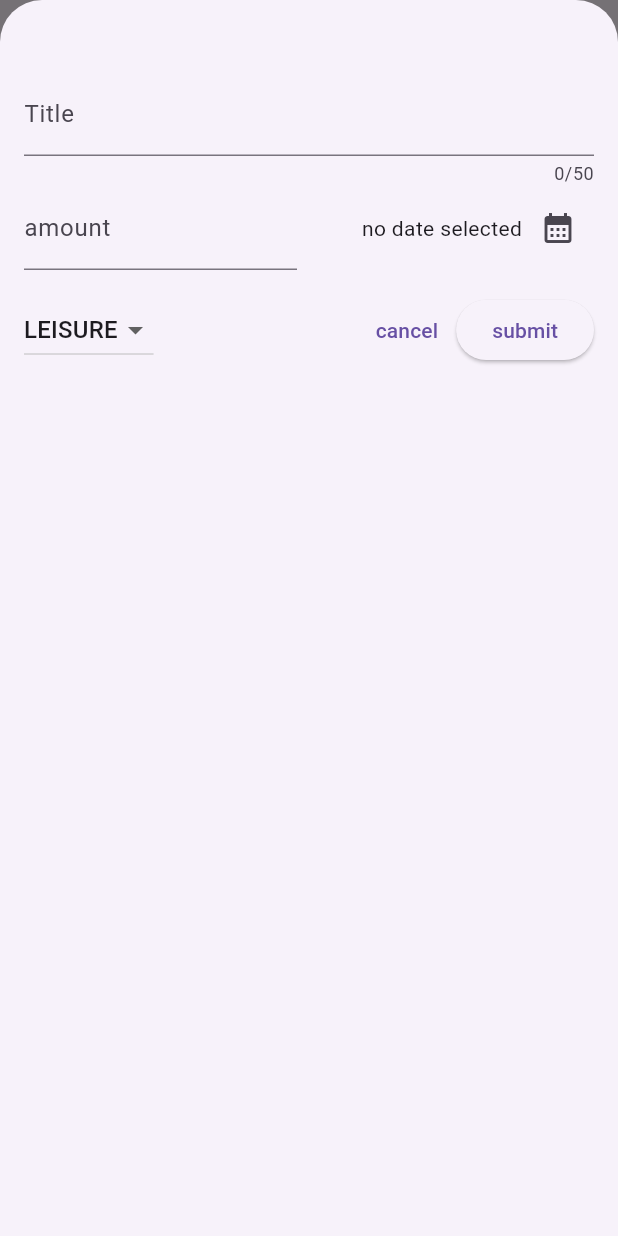
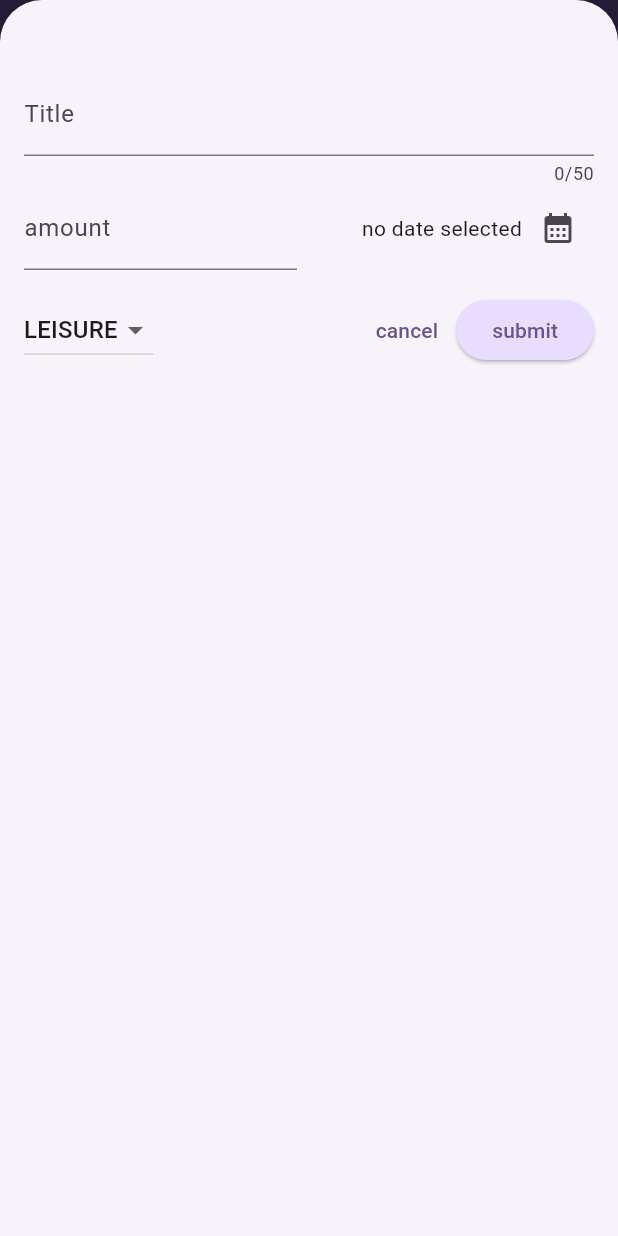
Before and after one commit to JagdishSingh01/new_expense_tracker, a Flutter app: the screen it shows after launch, after a tap on the "add" icon, on a phone screen of 412 x 824 dp. Run offline on Flutter 3.47's test engine with Material 3 defaults, Android fonts, the phone set to English and light mode, and no system bars.

Commit message:
added the chart folder

```diff
--- a/lib/main.dart
+++ b/lib/main.dart
@@ -1,11 +1,65 @@
 import 'package:flutter/material.dart';
+// import 'package:flutter/cupertino.dart';
 import 'package:new_expense_tracker/widget/expenses.dart';
+
+var kColorScheme = ColorScheme.fromSeed(
+  seedColor: Color.fromARGB(255, 96, 59, 181),
+);
+
+var kDarkColorScheme = ColorScheme.fromSeed(
+  brightness: Brightness.dark,
+  seedColor: Color.fromARGB(255, 5, 99, 125),
+);
+
 
 void main() {
   runApp(
-    const MaterialApp(
+    MaterialApp(
+      darkTheme: ThemeData.dark().copyWith(
+        colorScheme: kDarkColorScheme,
+
+        cardTheme: CardTheme().copyWith(
+          color: kDarkColorScheme.secondaryContainer,
+          margin: const EdgeInsets.symmetric(horizontal: 16, vertical: 8),
+        ),
+        elevatedButtonTheme: ElevatedButtonThemeData(
+          style: ElevatedButton.styleFrom(
+            backgroundColor: kDarkColorScheme.primaryContainer,
+            foregroundColor: kDarkColorScheme.onPrimaryContainer,
+          ),
+        ),
+
+      ),
+      theme: ThemeData().copyWith(
+        colorScheme: kColorScheme,
+
+        appBarTheme:const AppBarTheme().copyWith(
+          backgroundColor: kColorScheme.onPrimaryContainer,
+          foregroundColor: kColorScheme.primaryContainer,
+        ),
+
+        cardTheme: CardTheme().copyWith(
+          color: kColorScheme.secondaryContainer,
+          margin: const EdgeInsets.symmetric(horizontal: 16, vertical: 8),
+        ),
+
+        elevatedButtonTheme: ElevatedButtonThemeData(
+          style: ElevatedButton.styleFrom(
+            backgroundColor: kColorScheme.primaryContainer,
+          ),
+        ),
+
+        textTheme: ThemeData().textTheme.copyWith(
+          titleLarge: TextStyle(
+            fontWeight: FontWeight.bold,
+            color: kColorScheme.onSecondaryContainer,
+            fontSize: 16
+          ),
+        ),
+      ),
+      // themeMode: ThemeMode.system ,  // this is default
+      home:Expenses(),
       debugShowCheckedModeBanner: false,
-      home:Expenses(),
     ),
   );
 }
--- a/lib/models/expense.dart
+++ b/lib/models/expense.dart
@@ -33,3 +33,23 @@
     return formatter.format(date);
   }
 }
+
+class ExpenseBucket {
+  const ExpenseBucket({required this.category, required this.expenses});
+
+  ExpenseBucket.forCategory(List<Expense> allExpenses, this.category)
+    : expenses = allExpenses
+      .where((expense) => expense.category == category).toList();
+
+  final Category category;
+  final List<Expense> expenses;
+
+  double get totalExpenses {
+    double sum = 0;
+    for (final expense in expenses) {
+      sum += expense.amount;
+    }
+
+    return sum;
+  }
+}
--- /dev/null
+++ b/lib/widget/chart/chart.dart
@@ -0,0 +1,95 @@
+import 'package:flutter/material.dart';
+
+import 'package:new_expense_tracker/widget/chart/chart_bar.dart';
+import 'package:new_expense_tracker/models/expense.dart';
+
+class Chart extends StatelessWidget {
+  const Chart({super.key, required this.expenses});
+
+  final List<Expense> expenses;
+
+  List<ExpenseBucket> get buckets {
+    return [
+      ExpenseBucket.forCategory(expenses, Category.food),
+      ExpenseBucket.forCategory(expenses, Category.leisure),
+      ExpenseBucket.forCategory(expenses, Category.travel),
+      ExpenseBucket.forCategory(expenses, Category.work),
+    ];
+  }
+
+  double get maxTotalExpense {
+    double maxTotalExpense = 0;
+
+    for (final bucket in buckets) {
+      if (bucket.totalExpenses > maxTotalExpense) {
+        maxTotalExpense = bucket.totalExpenses;
+      }
+    }
+
+    return maxTotalExpense;
+  }
+
+  @override
+  Widget build(BuildContext context) {
+    final isDarkMode =
+        MediaQuery.of(context).platformBrightness == Brightness.dark;
+    return Container(
+      margin: const EdgeInsets.all(16),
+      padding: const EdgeInsets.symmetric(
+        vertical: 16,
+        horizontal: 8,
+      ),
+      width: double.infinity,
+      height: 180,
+      decoration: BoxDecoration(
+        borderRadius: BorderRadius.circular(8),
+        gradient: LinearGradient(
+          colors: [
+            Theme.of(context).colorScheme.primary.withOpacity(0.3),
+            Theme.of(context).colorScheme.primary.withOpacity(0.0)
+          ],
+          begin: Alignment.bottomCenter,
+          end: Alignment.topCenter,
+        ),
+      ),
+      child: Column(
+        children: [
+          Expanded(
+            child: Row(
+              crossAxisAlignment: CrossAxisAlignment.end,
+              children: [
+                for (final bucket in buckets) // alternative to map()
+                  ChartBar(
+                    fill: bucket.totalExpenses == 0
+                        ? 0
+                        : bucket.totalExpenses / maxTotalExpense,
+                  )
+              ],
+            ),
+          ),
+          const SizedBox(height: 12),
+          Row(
+            children: buckets
+                .map(
+                  (bucket) => Expanded(
+                    child: Padding(
+                      padding: const EdgeInsets.symmetric(horizontal: 4),
+                      child: Icon(
+                        categoryIcons[bucket.category],
+                        color: isDarkMode
+                            ? Theme.of(context).colorScheme.secondary
+                            : Theme.of(context)
+                                .colorScheme
+                                .primary
+                                .withOpacity(0.7),
+                      ),
+                    ),
+                  ),
+                )
+                .toList(),
+          )
+        ],
+      ),
+    );
+  }
+}
--- /dev/null
+++ b/lib/widget/chart/chart_bar.dart
@@ -0,0 +1,34 @@
+import 'package:flutter/material.dart';
+
+class ChartBar extends StatelessWidget {
+  const ChartBar({
+    super.key,
+    required this.fill,
+  });
+
+  final double fill;
+
+  @override
+  Widget build(BuildContext context) {
+    final isDarkMode =
+        MediaQuery.of(context).platformBrightness == Brightness.dark;
+    return Expanded(
+      child: Padding(
+        padding: const EdgeInsets.symmetric(horizontal: 4),
+        child: FractionallySizedBox(
+          heightFactor: fill,
+          child: DecoratedBox(
+            decoration: BoxDecoration(
+              shape: BoxShape.rectangle,
+              borderRadius:
+                  const BorderRadius.vertical(top: Radius.circular(8)),
+              color: isDarkMode
+                  ? Theme.of(context).colorScheme.secondary
+                  : Theme.of(context).colorScheme.primary.withOpacity(0.65),
+            ),
+          ),
+        ),
+      ),
+    );
+  }
+}
--- a/lib/widget/expense_list/expense_item.dart
+++ b/lib/widget/expense_list/expense_item.dart
@@ -15,8 +15,12 @@
           vertical: 16,
         ),
         child: Column(
+          crossAxisAlignment: CrossAxisAlignment.start,
           children: [
-            Text(expense.title),
+            Text(
+              expense.title ,
+              style: Theme.of(context).textTheme.titleLarge,
+            ),
             const SizedBox(height: 4),
             Row(
               children: [
--- a/lib/widget/expense_list/expenses_list.dart
+++ b/lib/widget/expense_list/expenses_list.dart
@@ -6,15 +6,29 @@
   const ExpensesList({
     super.key,
     required this.expenses,
+    required this.onRemoveExpense,
   });
 
   final List<Expense> expenses;
+  final void Function(Expense expense) onRemoveExpense;
 
   @override
   Widget build(BuildContext context) {
     return ListView.builder(
-      itemCount: expenses.length ,
-      itemBuilder: (ctx, index)=> ExpenseItem(expenses[index]),
+      itemCount: expenses.length,
+      itemBuilder: (ctx, index) => Dismissible(//for  swiping effect
+        key: ValueKey(expenses[index]),
+        background: Container(
+          color: Theme.of(context).colorScheme.error.withOpacity(0.75),
+          margin: EdgeInsets.symmetric(
+            horizontal: Theme.of(context).cardTheme.margin!.horizontal,
+          ),
+        ),
+        onDismissed: (direction) {
+          onRemoveExpense(expenses[index]);
+        },
+        child: ExpenseItem(expenses[index]),
+      ),
     );
   }
 }
--- a/lib/widget/expenses.dart
+++ b/lib/widget/expenses.dart
@@ -1,7 +1,9 @@
 import 'package:flutter/material.dart';
+import 'package:new_expense_tracker/widget/chart/chart.dart';
 import 'package:new_expense_tracker/widget/expense_list/expenses_list.dart';
 import 'package:new_expense_tracker/models/expense.dart';
 import 'package:new_expense_tracker/widget/new_expense.dart';
+
 
 class Expenses extends StatefulWidget {
   const Expenses({super.key});
@@ -48,8 +50,38 @@
     });
   }
 
+  void _removeExpense(Expense expense) {
+    final expneseIndex = _registeredExpenses.indexOf(expense);
+    setState(() {
+      _registeredExpenses.remove(expense);
+    });
+    ScaffoldMessenger.of(context).clearSnackBars();
+    ScaffoldMessenger.of(context).showSnackBar(SnackBar(
+      duration: Duration(seconds: 3),
+      content: Text('expense deleted.'),
+      action: SnackBarAction(
+          label: 'Undo',
+          onPressed: () {
+            setState(() {
+              _registeredExpenses.insert(expneseIndex, expense);
+            });
+          }),
+    ));
+  }
+
   @override
   Widget build(BuildContext context) {
+    Widget mainContent = Center(
+      child: Text("no Expenses found . Start adding some!"),
+    );
+
+    if (_registeredExpenses.isNotEmpty) {
+      mainContent = ExpensesList(
+        expenses: _registeredExpenses,
+        onRemoveExpense: _removeExpense,
+      );
+    }
+
     return Scaffold(
       appBar: AppBar(
         title: Text('Expense Tracker'),
@@ -60,10 +92,8 @@
       ),
       body: Column(
         children: [
-          const Text('the chart'),
-          Expanded(
-            child: ExpensesList(expenses: _registeredExpenses),
-          ),
+          Chart(expenses: _registeredExpenses) ,
+          Expanded(child: mainContent),
         ],
       ),
     );
```
